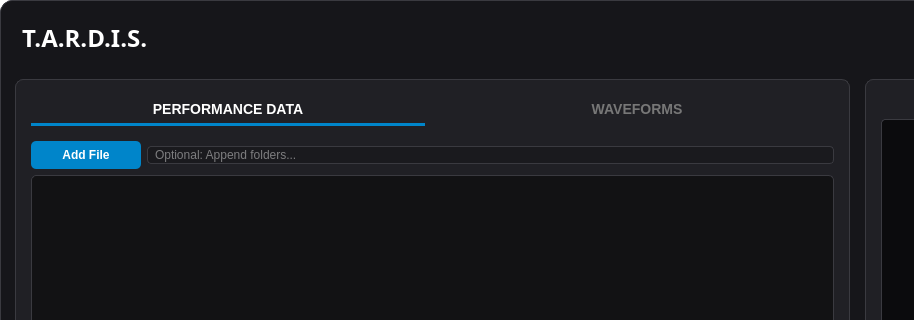
This is DocuApp_ver6.ui in antonalmira/ADE-Project as Qt 5 draws it before an edit; both pictures show x 0 to 914 and y 0 to 320 of the 1280 by 750 pixel window. The edited form follows.
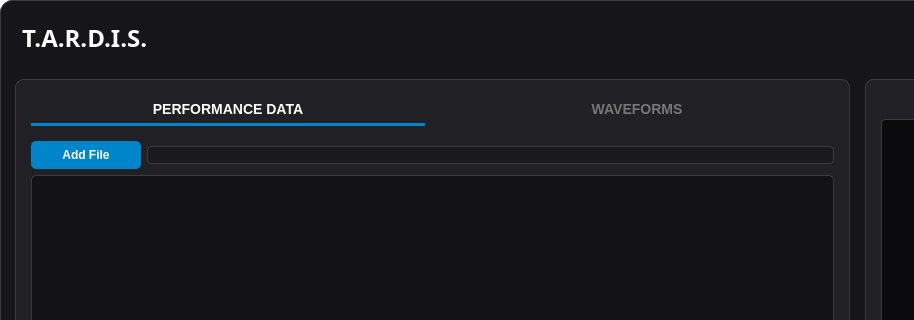
This is the edited form. The open tabs and pages were chosen to show the change.

What changed in the file:
```diff
--- a/DocuApp_ver6.ui
+++ b/DocuApp_ver6.ui
@@ -138,7 +138,7 @@
                 <property name="minimumSize"><size><width>110</width><height>0</height></size></property>
                 <property name="text"><string>Add File</string></property>
                </widget></item>
-               <item><widget class="QLineEdit" name="waveforms_path"><property name="placeholderText"><string>Optional: Append folders...</string></property></widget></item>
+               <item><widget class="QLineEdit" name="waveforms_path"></widget></item>
               </layout>
              </item>
              <item>
```
